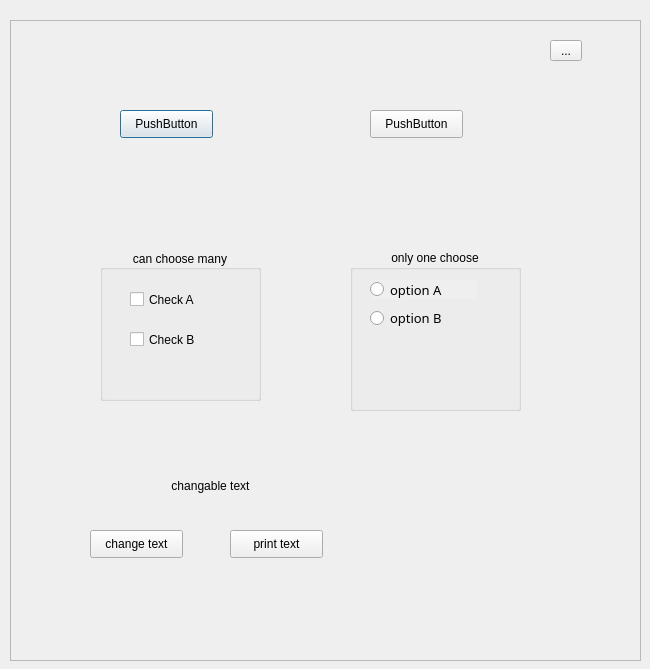
First picture: the form in test1.ui, repository dampers/pyQt5-practice, before the edit.
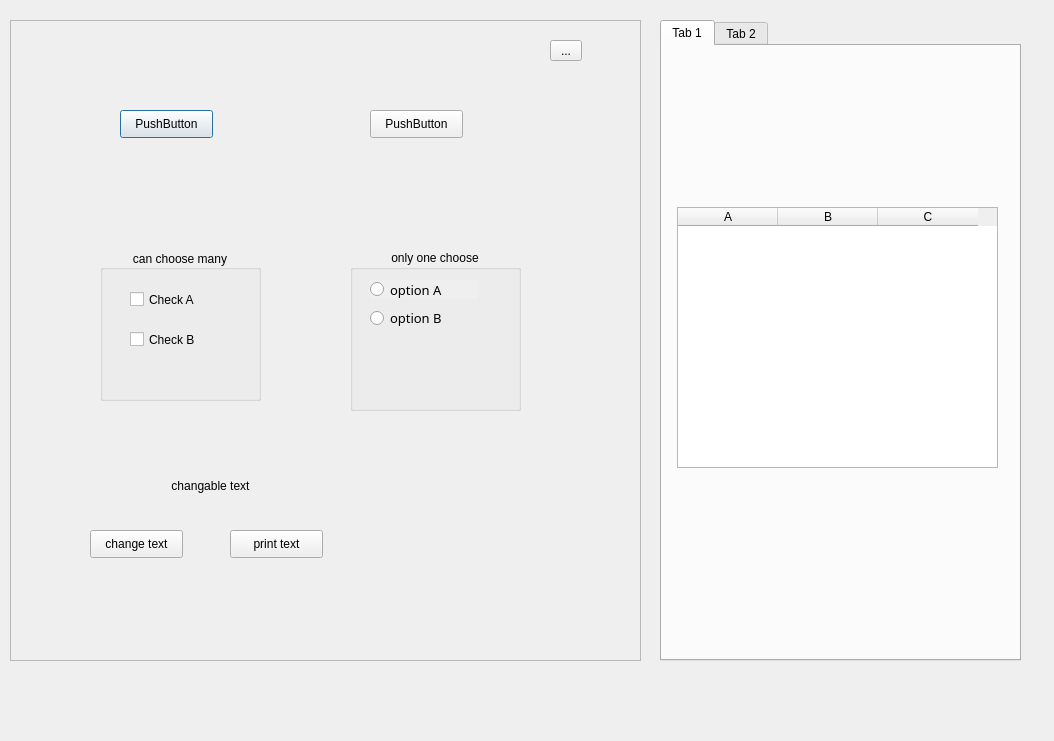
Second picture: the form after the edit.

Commit message: add table view

Diff of the .ui file:
```diff
--- a/test1.ui
+++ b/test1.ui
@@ -6,8 +6,8 @@
    <rect>
     <x>0</x>
     <y>0</y>
-    <width>650</width>
-    <height>669</height>
+    <width>1054</width>
+    <height>741</height>
    </rect>
   </property>
   <property name="windowTitle">
@@ -224,6 +224,54 @@
     </property>
    </widget>
   </widget>
+  <widget class="QTabWidget" name="tabWidgetA">
+   <property name="geometry">
+    <rect>
+     <x>660</x>
+     <y>20</y>
+     <width>361</width>
+     <height>641</height>
+    </rect>
+   </property>
+   <property name="currentIndex">
+    <number>0</number>
+   </property>
+   <widget class="QWidget" name="tab">
+    <attribute name="title">
+     <string>Tab 1</string>
+    </attribute>
+    <widget class="QTableWidget" name="tableWidgetA">
+     <property name="geometry">
+      <rect>
+       <x>15</x>
+       <y>161</y>
+       <width>321</width>
+       <height>261</height>
+      </rect>
+     </property>
+     <column>
+      <property name="text">
+       <string>A</string>
+      </property>
+     </column>
+     <column>
+      <property name="text">
+       <string>B</string>
+      </property>
+     </column>
+     <column>
+      <property name="text">
+       <string>C</string>
+      </property>
+     </column>
+    </widget>
+   </widget>
+   <widget class="QWidget" name="tab_2">
+    <attribute name="title">
+     <string>Tab 2</string>
+    </attribute>
+   </widget>
+  </widget>
  </widget>
  <resources/>
  <connections/>
```
